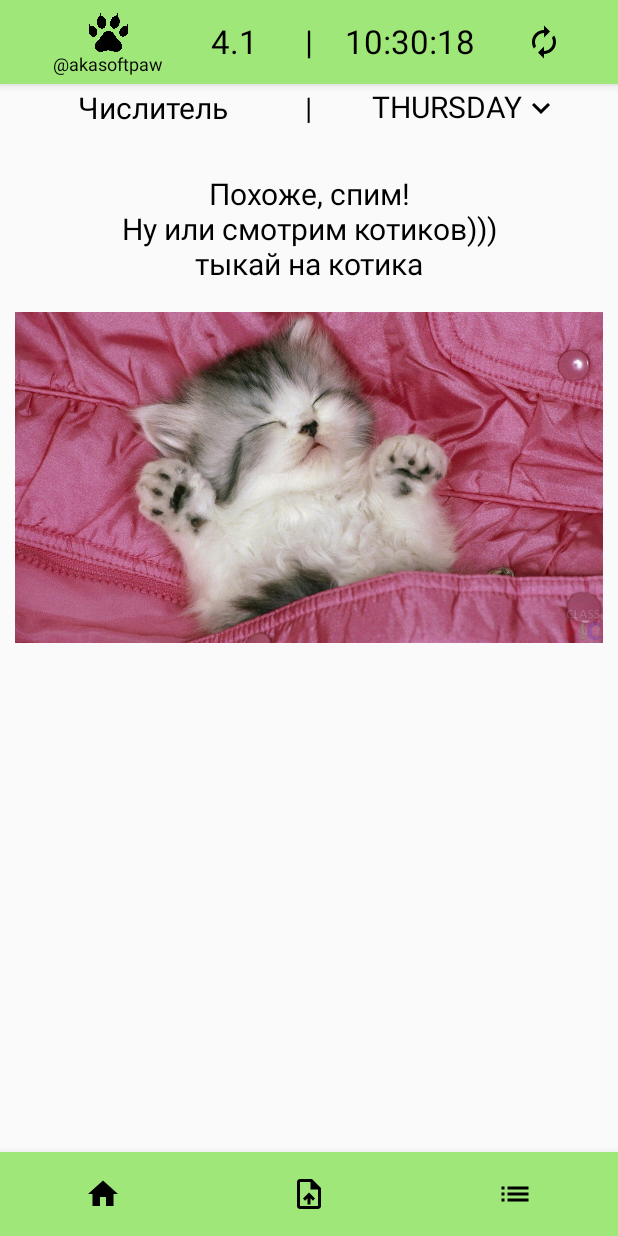
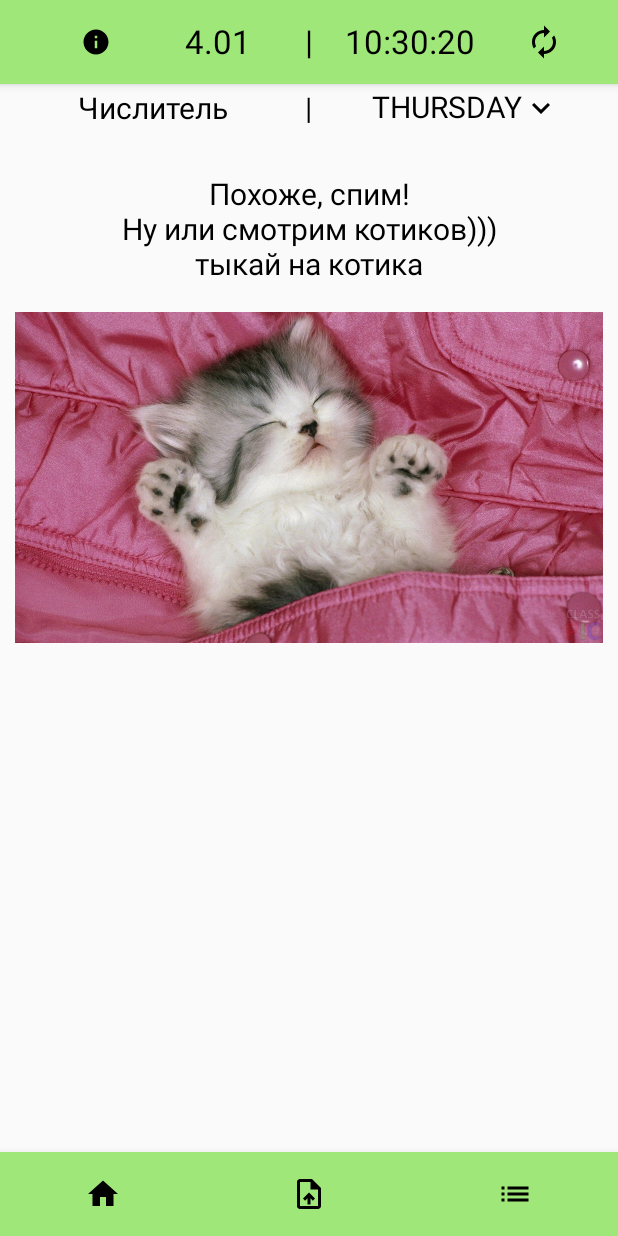
Before and after one commit to akaabyss/CleverSchedule, an Android app built with Jetpack Compose: the MainScreen screen opened through its navigation route, on a phone screen of 412 x 824 dp. Run offline under Robolectric (Android 15) with nearby library versions, the phone set to English and light mode, and no system bars.

Commit message:
Fix the bug with date in the MainScreen, replace info about developer

```diff
--- a/app/src/main/java/ru/vafin/cleverschedule/screens/MainScreen.kt
+++ b/app/src/main/java/ru/vafin/cleverschedule/screens/MainScreen.kt
@@ -13,7 +13,6 @@ import androidx.compose.foundation.layout.height
 import androidx.compose.foundation.layout.padding
 import androidx.compose.foundation.layout.size
 import androidx.compose.foundation.layout.width
-import androidx.compose.foundation.shape.CircleShape
 import androidx.compose.material.DropdownMenu
 import androidx.compose.material.TopAppBar
 import androidx.compose.material.icons.Icons
@@ -21,6 +20,7 @@ import androidx.compose.material.icons.filled.Autorenew
 import androidx.compose.material.icons.filled.Done
 import androidx.compose.material.icons.filled.ExpandLess
 import androidx.compose.material.icons.filled.ExpandMore
+import androidx.compose.material.icons.filled.Info
 import androidx.compose.material3.Icon
 import androidx.compose.material3.IconButton
 import androidx.compose.material3.Text
@@ -33,7 +33,6 @@ import androidx.compose.runtime.remember
 import androidx.compose.runtime.setValue
 import androidx.compose.ui.Alignment
 import androidx.compose.ui.Modifier
-import androidx.compose.ui.draw.clip
 import androidx.compose.ui.platform.LocalContext
 import androidx.compose.ui.res.painterResource
 import androidx.compose.ui.unit.dp
@@ -104,19 +103,35 @@ fun MainScreen(
                     horizontalArrangement = Arrangement.SpaceEvenly,
                     verticalAlignment = Alignment.CenterVertically
                 ) {
-                    Column(horizontalAlignment = Alignment.CenterHorizontally) {
-                        Image(
-                            painter = painterResource(id = R.drawable.softpaw),
-                            contentDescription = null,
-                            modifier = Modifier
-                                .clip(CircleShape)
-                                .size(30.dp) //форма
-                        )
-                        Text(text = "@akasoftpaw", fontSize = 12.sp)
+
+                    var isExpandedInfoAboutMe by remember {
+                        mutableStateOf(false)
                     }
-
+                    Box {
+                        IconButton(onClick = { isExpandedInfoAboutMe = true }) {
+                            Icon(
+                                imageVector = Icons.Filled.Info,
+                                contentDescription = "Info about me",
+                                modifier = Modifier.size(20.dp)
+                            )
+                        }
+                        DropdownMenu(
+                            expanded = isExpandedInfoAboutMe,
+                            onDismissRequest = { isExpandedInfoAboutMe = false }) {
+                            Column(modifier = Modifier.padding(5.dp)) {
+                                Text(
+                                    text = "@akaabyss",
+                                    fontSize = 20.sp
+                                )
+                            }
+                        }
+                    }
                     Text(
-                        "${localDateTime.dayOfMonth}.${localDateTime.month.value}",
+                        text = "${localDateTime.dayOfMonth}." + if (localDateTime.month.value < 10) {
+                            "0${localDateTime.month.value}"
+                        } else {
+                            localDateTime.month.value
+                        },
                         fontSize = 22.sp
                     )
                 }
```
